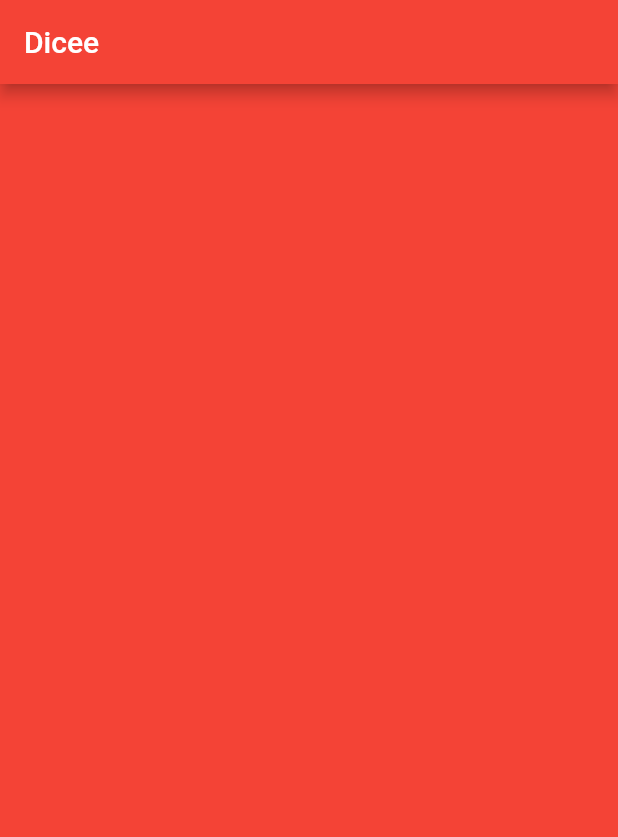
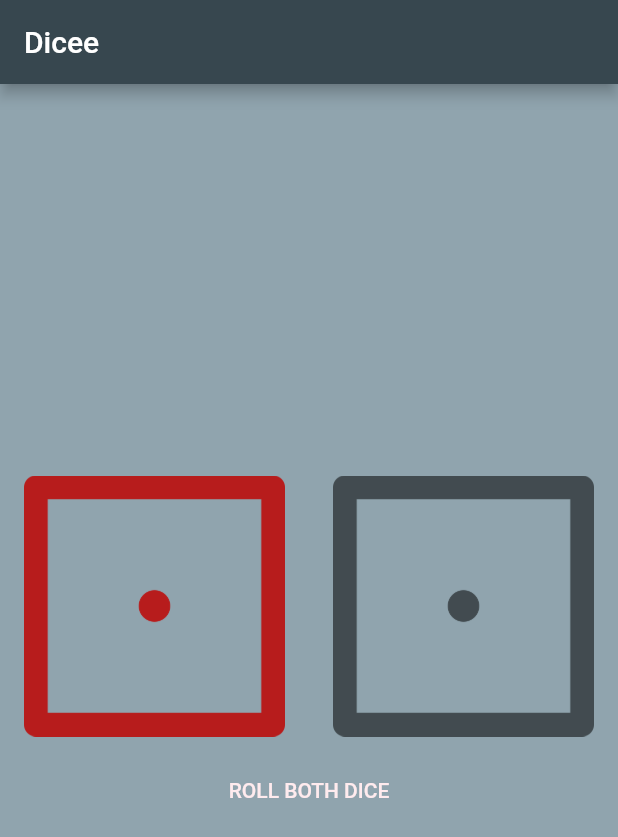
Before and after one commit to colinso/dicee-flutter, a Flutter app: the screen it shows after launch, on a phone screen of 412 x 824 dp. Shown: the top 837 px of the screen. Run offline on Flutter 3.47's test engine with Material 2 defaults, Android fonts, the phone set to English and light mode, and no system bars.

Commit message:
Updated dice to roll one or both

```diff
--- a/lib/main.dart
+++ b/lib/main.dart
@@ -1,13 +1,14 @@
 import 'package:flutter/material.dart';
+import 'dart:math';
 
 void main() {
   return runApp(
     MaterialApp(
       home: Scaffold(
-        backgroundColor: Colors.red,
+        backgroundColor: Colors.blueGrey.shade300,
         appBar: AppBar(
           title: Text('Dicee'),
-          backgroundColor: Colors.red,
+          backgroundColor: Colors.blueGrey.shade800,
         ),
         body: DicePage(),
       ),
@@ -15,9 +16,86 @@ void main() {
   );
 }
 
-class DicePage extends StatelessWidget {
+class DicePage extends StatefulWidget {
+  @override
+  _DicePageState createState() => _DicePageState();
+}
+
+class _DicePageState extends State<DicePage> {
+  int leftDiceNumber = 1;
+  int rightDiceNumber = 1;
+
   @override
   Widget build(BuildContext context) {
-    return Container();
+    return Center(
+      child: Column(
+        mainAxisAlignment: MainAxisAlignment.center,
+        children: [
+          Row(
+            children: <Widget>[
+              Expanded(
+                child: FlatButton(
+                  onPressed: () {
+                    setState(() {
+                      rollLeftDice();
+                    });
+                  },
+                  child: Image.asset(
+                    'images/dice$leftDiceNumber.png',
+                    color: Colors.red[900],
+                  ),
+                ),
+              ),
+              Expanded(
+                child: FlatButton(
+                  onPressed: () {
+                    setState(() {
+                      rollRightDice();
+                    });
+                  },
+                  child: Image.asset(
+                    'images/dice$rightDiceNumber.png',
+                    color: Colors.black54,
+                  ),
+                ),
+              ),
+            ],
+          ),
+          Padding(
+            padding: const EdgeInsets.all(12.0),
+            child: Row(
+              children: <Widget>[
+                Expanded(
+                  child: FlatButton(
+                    onPressed: () {
+                      setState(() {
+                        rollBothDice();
+                      });
+                    },
+                    child: Text(
+                      "ROLL BOTH DICE",
+                      style: TextStyle(color: Colors.red[50]),
+                    ),
+                  ),
+                ),
+              ],
+            ),
+          ),
+        ],
+      ),
+    );
+  }
+
+  void rollRightDice() {
+    rightDiceNumber = Random().nextInt(6) + 1;
+  }
+
+  void rollLeftDice() {
+    leftDiceNumber = Random().nextInt(6) + 1;
+  }
+
+  void rollBothDice() {
+    rollLeftDice();
+    rollRightDice();
   }
 }
```
Also changed, not shown: 5 other files.
